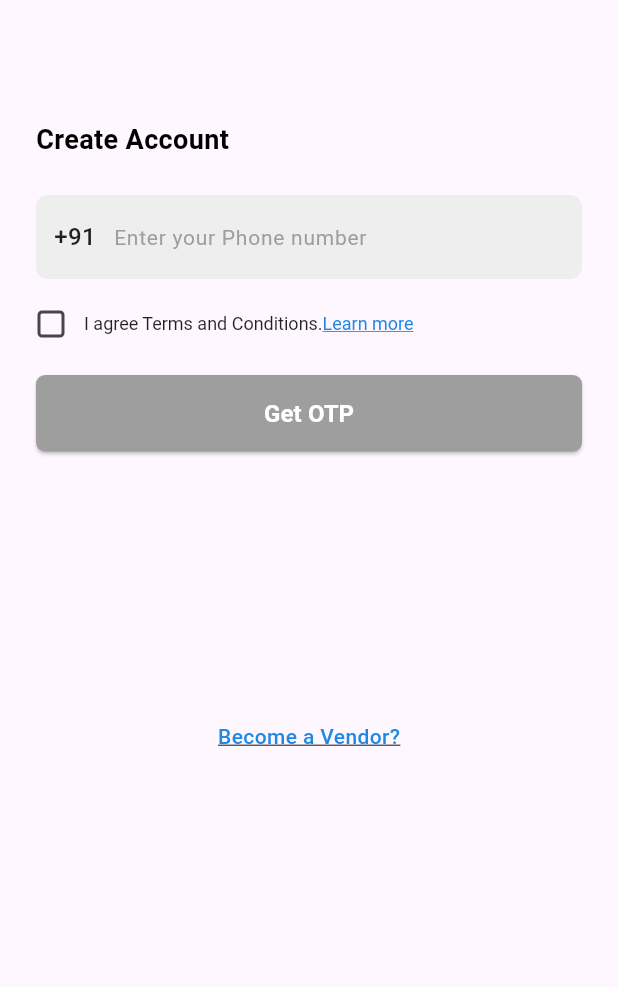
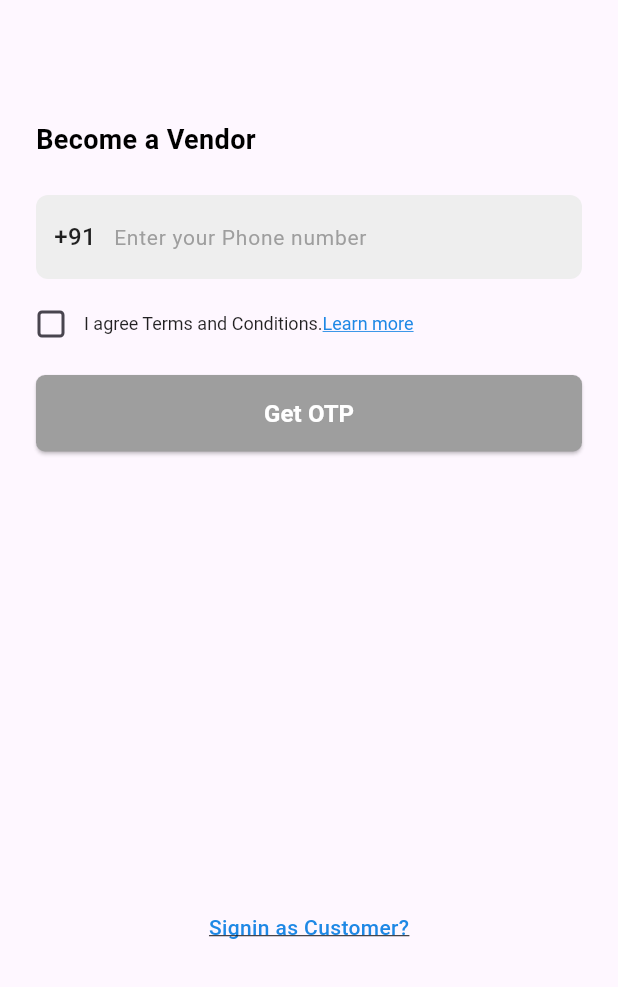
Before and after one commit to Sitharam03/Salon-Application, a Flutter app: the screen it shows after launch, on a phone screen of 412 x 824 dp, the part 249-1236 px from its top. Run offline on Flutter 3.47's test engine with Material 3 defaults, Android fonts, the phone set to English and light mode, and no system bars; our stand-ins replace geocoding, geolocator, google_maps_flutter, image_picker.

```diff
--- a/lib/Admin_Screens/Auth_Screens/admin_login.dart
+++ b/lib/Admin_Screens/Auth_Screens/admin_login.dart
@@ -1,9 +1,9 @@
 import 'package:flutter/material.dart';
+import 'package:salon/Admin_Screens/Auth_Screens/admin_otp.dart';
 import 'package:salon/Customer_Screens/Auth_Screens/Widgets/app_header.dart';
 import 'package:salon/Customer_Screens/Auth_Screens/Widgets/button.dart';
 import 'package:salon/Customer_Screens/Auth_Screens/Widgets/phonenumber.dart';
 import 'package:salon/Customer_Screens/Auth_Screens/Widgets/termscheckbox.dart';
-import 'package:salon/Customer_Screens/Auth_Screens/otp_screen.dart';
 
 class AdminLogin extends StatefulWidget {
   const AdminLogin({super.key});
@@ -65,7 +65,7 @@ class _AdminLoginState extends State<AdminLogin> {
         // ignore: use_build_context_synchronously
         context,
         MaterialPageRoute(
-          builder: (context) => OTPScreen(phoneNumber: _phoneController.text),
+          builder: (context) => AdminOtp(phoneNumber: _phoneController.text),
         ),
       );
     });
--- a/lib/main.dart
+++ b/lib/main.dart
@@ -1,9 +1,11 @@
 import 'package:flutter/material.dart';
-import 'package:salon/Customer_Screens/Auth_Screens/login.dart';
+import 'package:salon/Admin_Screens/Auth_Screens/admin_login.dart';
+// import 'package:salon/Admin_Screens/Auth_Screens/admin_otp.dart';
+// import 'package:salon/Customer_Screens/Auth_Screens/login.dart';
 // import 'package:salon/Screens/Auth_Screens/login.dart';
 // import 'package:salon/Onboarding/onboarding.dart';
 
-import 'package:salon/maps.dart';
+// import 'package:salon/maps.dart';
 
 void main() {
   runApp(const MyApp());
@@ -15,9 +17,6 @@ class MyApp extends StatelessWidget {
   // This widget is the root of your application.
   @override
   Widget build(BuildContext context) {
-    return MaterialApp(
-      debugShowCheckedModeBanner: false,
-      home: LoginScreen(),
-    );
+    return MaterialApp(debugShowCheckedModeBanner: false, home: AdminLogin());
   }
 }
```
